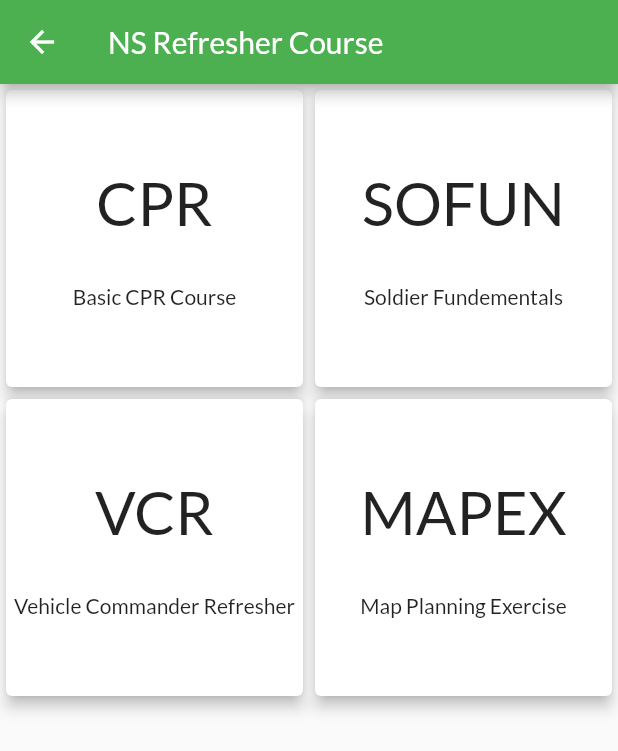
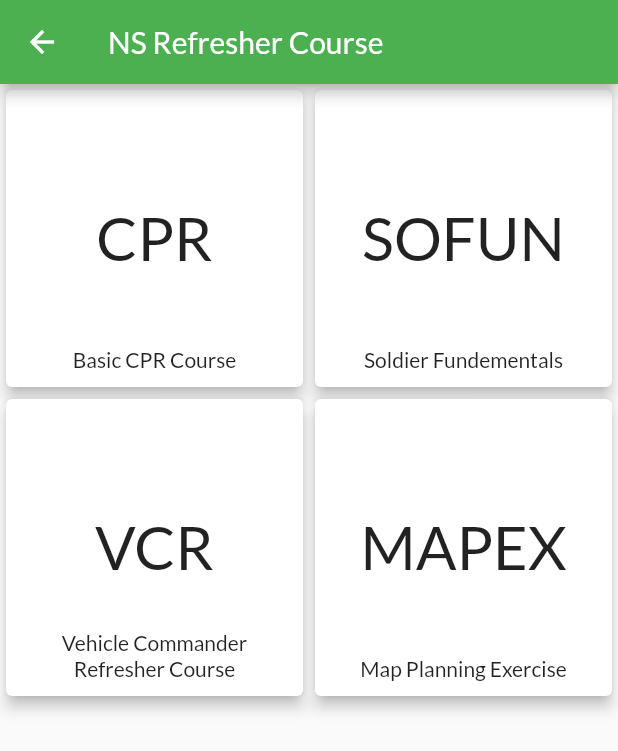
Before and after one commit to firwer/dstahackathon, a Flutter app: the refresherCourseScreen screen opened by its route, on a phone screen of 412 x 824 dp. Shown: the top 751 px of the screen. Run offline on Flutter 3.47's test engine with Material 2 defaults, Android fonts, the light colour scheme and no system bars; our stand-ins replace cloud_firestore, firebase_auth, firebase_core, flutter_svg; accounts and stored records are empty.

Commit message:
Fix alignment of text in refresher
Looking better now bois

```diff
--- a/code-exp/lib/pages/refresher/CoursesMenu.dart
+++ b/code-exp/lib/pages/refresher/CoursesMenu.dart
@@ -18,7 +18,7 @@ var course = <Course>[
     page: '/courses/sofun',
   ),
   Course(
-    name: 'Vehicle Commander Refresher',
+    name: 'Vehicle Commander \nRefresher Course',
     abbr: 'VCR',
     page: '/courses/vcr',
   ),
--- a/code-exp/lib/pages/refresher/refresherCourse.dart
+++ b/code-exp/lib/pages/refresher/refresherCourse.dart
@@ -36,15 +36,20 @@ class _refresherCourseScreenState extends State<refresherCourseScreen> {
                               fontSize: 40,
                             ),
                           ),
-                          SizedBox(
-                            height: 30,
-                          ),
-                          Text(
-                            item.name,
-                            textAlign: TextAlign.center,
-                          )
                         ],
                       ),
+                      Column(
+                          mainAxisAlignment: MainAxisAlignment.end,
+                          children: <Widget>[
+                            Text(
+                              item.name,
+                              textAlign: TextAlign.center,
+                            ),
+                            SizedBox(
+                              height: 10,
+                            ),
+                          ]),
+                      //padding used for gesture
                       Padding(
                         padding: const EdgeInsets.only(
                           right: 8.0,
```
